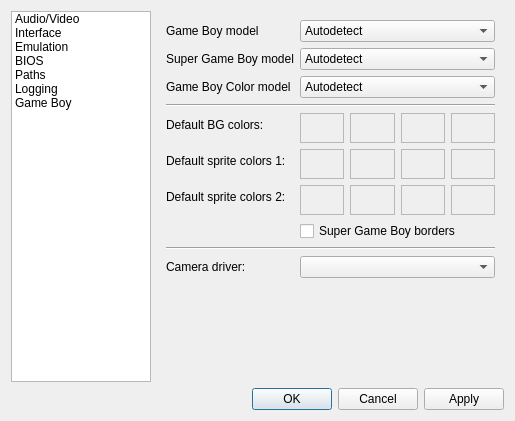
This is Libretro/mgba/src/platform/qt/SettingsView.ui in kiddreads/Avalon-copy2 as Qt 5 draws it before an edit. The edited form follows.
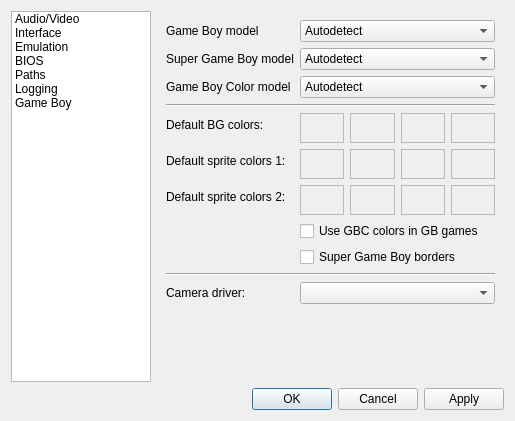
This is the edited form. The open tabs and pages were chosen to show the change.

Commit message: Qt: Add option for CGB colors

```diff
--- a/Libretro/mgba/src/platform/qt/SettingsView.ui
+++ b/Libretro/mgba/src/platform/qt/SettingsView.ui
@@ -1540,28 +1540,28 @@
          </item>
         </layout>
        </item>
-       <item row="7" column="1">
+       <item row="8" column="1">
         <widget class="QCheckBox" name="sgbBorders">
          <property name="text">
           <string>Super Game Boy borders</string>
          </property>
         </widget>
        </item>
-       <item row="8" column="0" colspan="2">
+       <item row="9" column="0" colspan="2">
         <widget class="Line" name="line_11">
          <property name="orientation">
           <enum>Qt::Horizontal</enum>
          </property>
         </widget>
        </item>
-       <item row="9" column="0">
+       <item row="10" column="0">
         <widget class="QLabel" name="label_27">
          <property name="text">
           <string>Camera driver:</string>
          </property>
         </widget>
        </item>
-       <item row="9" column="1">
+       <item row="10" column="1">
         <widget class="QComboBox" name="cameraDriver">
          <property name="sizePolicy">
           <sizepolicy hsizetype="Expanding" vsizetype="Fixed">
@@ -1665,6 +1665,13 @@
          </property>
         </widget>
        </item>
+       <item row="7" column="1">
+        <widget class="QCheckBox" name="useCgbColors">
+         <property name="text">
+          <string>Use GBC colors in GB games</string>
+         </property>
+        </widget>
+       </item>
       </layout>
      </widget>
     </widget>
```
Left out of the diff: 4 changed lines with no effect on the pictures. The commit also changes 3 other files.
